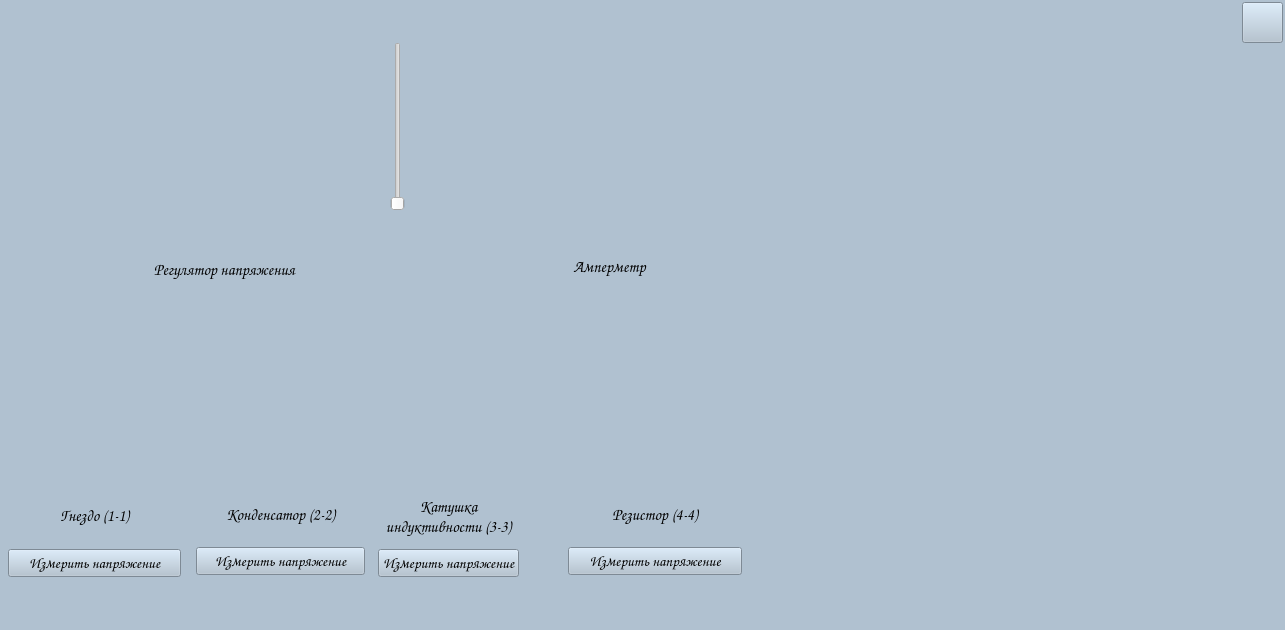
This is forms_ui/laba15.ui in doktorfish0078/SimulationOfLaboratoryWork as Qt 5 draws it before an edit. The edited form follows.
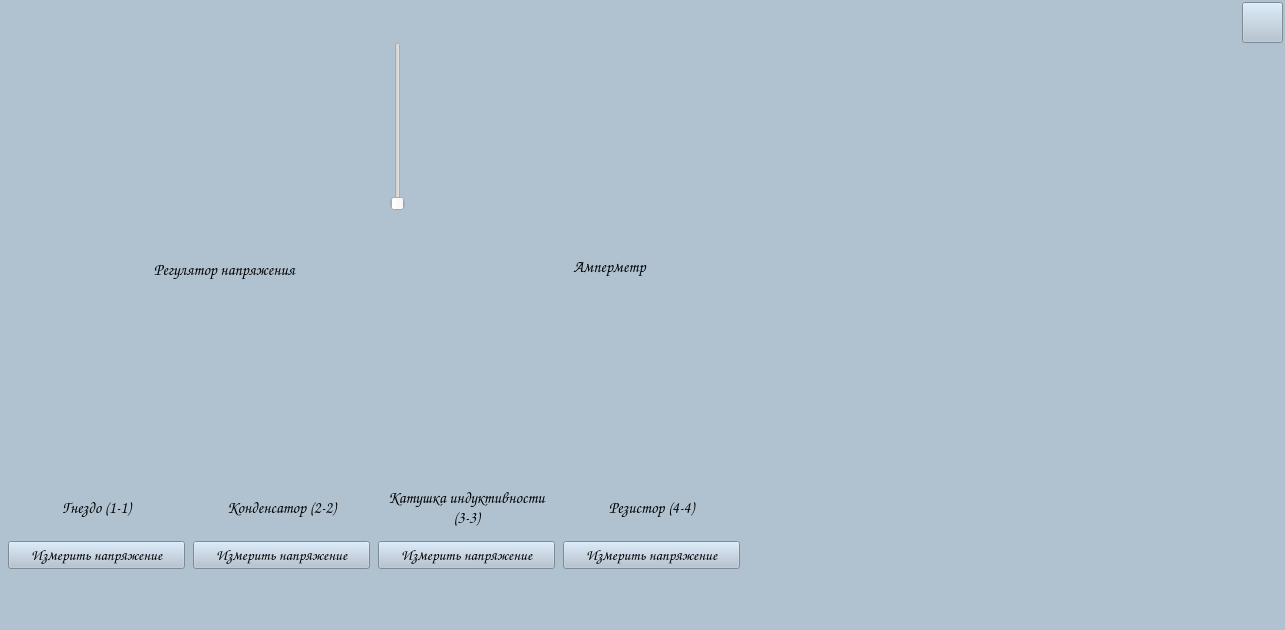
This is the edited form. Icons and pictures are not drawn.

What changed in the file:
```diff
--- a/forms_ui/laba15.ui
+++ b/forms_ui/laba15.ui
@@ -40,131 +40,6 @@
     </property>
     <layout class="QVBoxLayout" name="verticalLayout"/>
    </widget>
-   <widget class="QWidget" name="verticalLayoutWidget_2">
-    <property name="geometry">
-     <rect>
-      <x>196</x>
-      <y>488</y>
-      <width>169</width>
-      <height>89</height>
-     </rect>
-    </property>
-    <layout class="QVBoxLayout" name="verticalLayout_2">
-     <item>
-      <widget class="QLabel" name="label_3">
-       <property name="minimumSize">
-        <size>
-         <width>0</width>
-         <height>53</height>
-        </size>
-       </property>
-       <property name="maximumSize">
-        <size>
-         <width>16777215</width>
-         <height>53</height>
-        </size>
-       </property>
-       <property name="font">
-        <font>
-         <family>Comic Sans MS</family>
-         <pointsize>12</pointsize>
-         <weight>75</weight>
-         <bold>true</bold>
-        </font>
-       </property>
-       <property name="text">
-        <string>Конденсатор (2-2)</string>
-       </property>
-       <property name="scaledContents">
-        <bool>true</bool>
-       </property>
-       <property name="alignment">
-        <set>Qt::AlignCenter</set>
-       </property>
-       <property name="wordWrap">
-        <bool>true</bool>
-       </property>
-      </widget>
-     </item>
-     <item>
-      <widget class="QPushButton" name="measure_c_button">
-       <property name="font">
-        <font>
-         <family>Comic Sans MS</family>
-         <pointsize>11</pointsize>
-        </font>
-       </property>
-       <property name="text">
-        <string>Измерить напряжение</string>
-       </property>
-      </widget>
-     </item>
-    </layout>
-   </widget>
-   <widget class="QWidget" name="verticalLayoutWidget_3">
-    <property name="geometry">
-     <rect>
-      <x>378</x>
-      <y>490</y>
-      <width>179</width>
-      <height>89</height>
-     </rect>
-    </property>
-    <layout class="QVBoxLayout" name="verticalLayout_5">
-     <property name="sizeConstraint">
-      <enum>QLayout::SetFixedSize</enum>
-     </property>
-     <item>
-      <widget class="QLabel" name="label_5">
-       <property name="minimumSize">
-        <size>
-         <width>0</width>
-         <height>53</height>
-        </size>
-       </property>
-       <property name="maximumSize">
-        <size>
-         <width>16777215</width>
-         <height>53</height>
-        </size>
-       </property>
-       <property name="font">
-        <font>
-         <family>Comic Sans MS</family>
-         <pointsize>12</pointsize>
-         <weight>75</weight>
-         <bold>true</bold>
-        </font>
-       </property>
-       <property name="text">
-        <string>Катушка индуктивности (3-3)</string>
-       </property>
-       <property name="scaledContents">
-        <bool>true</bool>
-       </property>
-       <property name="alignment">
-        <set>Qt::AlignCenter</set>
-       </property>
-       <property name="wordWrap">
-        <bool>true</bool>
-       </property>
-      </widget>
-     </item>
-     <item>
-      <widget class="QPushButton" name="measure_3_button">
-       <property name="font">
-        <font>
-         <family>Comic Sans MS</family>
-         <pointsize>11</pointsize>
-        </font>
-       </property>
-       <property name="text">
-        <string>Измерить напряжение</string>
-       </property>
-      </widget>
-     </item>
-    </layout>
-   </widget>
    <widget class="QPushButton" name="button_info">
     <property name="geometry">
      <rect>
@@ -310,42 +185,11 @@
      <set>Qt::AlignCenter</set>
     </property>
    </widget>
-   <widget class="QLabel" name="label_capacitor">
-    <property name="geometry">
-     <rect>
-      <x>226</x>
-      <y>338</y>
-      <width>111</width>
-      <height>143</height>
-     </rect>
-    </property>
-    <property name="sizePolicy">
-     <sizepolicy hsizetype="Fixed" vsizetype="Fixed">
-      <horstretch>0</horstretch>
-      <verstretch>0</verstretch>
-     </sizepolicy>
-    </property>
-    <property name="maximumSize">
-     <size>
-      <width>11111</width>
-      <height>11111</height>
-     </size>
-    </property>
-    <property name="text">
-     <string/>
-    </property>
-    <property name="pixmap">
-     <pixmap>../images/laba_15/capacitor.png</pixmap>
-    </property>
-    <property name="scaledContents">
-     <bool>true</bool>
-    </property>
-   </widget>
    <widget class="QLabel" name="label_coil">
     <property name="geometry">
      <rect>
-      <x>402</x>
-      <y>340</y>
+      <x>398</x>
+      <y>338</y>
       <width>177</width>
       <height>141</height>
      </rect>
@@ -356,10 +200,16 @@
       <verstretch>0</verstretch>
      </sizepolicy>
     </property>
+    <property name="minimumSize">
+     <size>
+      <width>177</width>
+      <height>141</height>
+     </size>
+    </property>
     <property name="maximumSize">
      <size>
-      <width>11111</width>
-      <height>11111</height>
+      <width>177</width>
+      <height>141</height>
      </size>
     </property>
     <property name="layoutDirection">
@@ -404,16 +254,22 @@
    <widget class="QLabel" name="label_resistor">
     <property name="geometry">
      <rect>
-      <x>588</x>
-      <y>452</y>
+      <x>582</x>
+      <y>454</y>
       <width>139</width>
       <height>23</height>
      </rect>
     </property>
+    <property name="minimumSize">
+     <size>
+      <width>139</width>
+      <height>23</height>
+     </size>
+    </property>
     <property name="maximumSize">
      <size>
       <width>139</width>
-      <height>30</height>
+      <height>23</height>
      </size>
     </property>
     <property name="text">
@@ -426,67 +282,6 @@
      <bool>true</bool>
     </property>
    </widget>
-   <widget class="QWidget" name="verticalLayoutWidget_4">
-    <property name="geometry">
-     <rect>
-      <x>568</x>
-      <y>488</y>
-      <width>174</width>
-      <height>89</height>
-     </rect>
-    </property>
-    <layout class="QVBoxLayout" name="verticalLayout_4">
-     <item>
-      <widget class="QLabel" name="label_7">
-       <property name="minimumSize">
-        <size>
-         <width>0</width>
-         <height>53</height>
-        </size>
-       </property>
-       <property name="maximumSize">
-        <size>
-         <width>16777215</width>
-         <height>53</height>
-        </size>
-       </property>
-       <property name="font">
-        <font>
-         <family>Comic Sans MS</family>
-         <pointsize>12</pointsize>
-         <weight>75</weight>
-         <bold>true</bold>
-        </font>
-       </property>
-       <property name="text">
-        <string>Резистор (4-4)</string>
-       </property>
-       <property name="scaledContents">
-        <bool>true</bool>
-       </property>
-       <property name="alignment">
-        <set>Qt::AlignCenter</set>
-       </property>
-       <property name="wordWrap">
-        <bool>true</bool>
-       </property>
-      </widget>
-     </item>
-     <item>
-      <widget class="QPushButton" name="measure_r_button">
-       <property name="font">
-        <font>
-         <family>Comic Sans MS</family>
-         <pointsize>11</pointsize>
-        </font>
-       </property>
-       <property name="text">
-        <string>Измерить напряжение</string>
-       </property>
-      </widget>
-     </item>
-    </layout>
-   </widget>
    <widget class="QLabel" name="label_milli_voltmeter">
     <property name="geometry">
      <rect>
@@ -503,60 +298,11 @@
      <string/>
     </property>
    </widget>
-   <widget class="QWidget" name="verticalLayoutWidget_6">
-    <property name="geometry">
-     <rect>
-      <x>8</x>
-      <y>488</y>
-      <width>173</width>
-      <height>89</height>
-     </rect>
-    </property>
-    <layout class="QVBoxLayout" name="verticalLayout_6">
-     <item>
-      <widget class="QLabel" name="label_4">
-       <property name="font">
-        <font>
-         <family>Comic Sans MS</family>
-         <pointsize>12</pointsize>
-         <weight>75</weight>
-         <bold>true</bold>
-        </font>
-       </property>
-       <property name="text">
-        <string>Гнездо (1-1)</string>
-       </property>
-       <property name="scaledContents">
-        <bool>true</bool>
-       </property>
-       <property name="alignment">
-        <set>Qt::AlignCenter</set>
-       </property>
-       <property name="wordWrap">
-        <bool>true</bool>
-       </property>
-      </widget>
-     </item>
-     <item>
-      <widget class="QPushButton" name="measure_enter_voltage">
-       <property name="font">
-        <font>
-         <family>Comic Sans MS</family>
-         <pointsize>11</pointsize>
-        </font>
-       </property>
-       <property name="text">
-        <string>Измерить напряжение</string>
-       </property>
-      </widget>
-     </item>
-    </layout>
-   </widget>
    <widget class="QLabel" name="label_info">
     <property name="geometry">
      <rect>
-      <x>0</x>
-      <y>582</y>
+      <x>6</x>
+      <y>578</y>
       <width>309</width>
       <height>27</height>
      </rect>
@@ -577,6 +323,342 @@
      <string/>
     </property>
    </widget>
+   <widget class="QLabel" name="label_capacitor">
+    <property name="geometry">
+     <rect>
+      <x>232</x>
+      <y>330</y>
+      <width>111</width>
+      <height>143</height>
+     </rect>
+    </property>
+    <property name="sizePolicy">
+     <sizepolicy hsizetype="Fixed" vsizetype="Fixed">
+      <horstretch>0</horstretch>
+      <verstretch>0</verstretch>
+     </sizepolicy>
+    </property>
+    <property name="minimumSize">
+     <size>
+      <width>111</width>
+      <height>143</height>
+     </size>
+    </property>
+    <property name="maximumSize">
+     <size>
+      <width>111</width>
+      <height>143</height>
+     </size>
+    </property>
+    <property name="toolTip">
+     <string/>
+    </property>
+    <property name="layoutDirection">
+     <enum>Qt::LeftToRight</enum>
+    </property>
+    <property name="autoFillBackground">
+     <bool>false</bool>
+    </property>
+    <property name="frameShape">
+     <enum>QFrame::NoFrame</enum>
+    </property>
+    <property name="frameShadow">
+     <enum>QFrame::Plain</enum>
+    </property>
+    <property name="text">
+     <string/>
+    </property>
+    <property name="pixmap">
+     <pixmap>../images/laba_15/capacitor.png</pixmap>
+    </property>
+    <property name="scaledContents">
+     <bool>true</bool>
+    </property>
+    <property name="alignment">
+     <set>Qt::AlignCenter</set>
+    </property>
+    <property name="wordWrap">
+     <bool>false</bool>
+    </property>
+   </widget>
+   <widget class="QWidget" name="horizontalLayoutWidget">
+    <property name="geometry">
+     <rect>
+      <x>6</x>
+      <y>480</y>
+      <width>736</width>
+      <height>91</height>
+     </rect>
+    </property>
+    <layout class="QHBoxLayout" name="horizontalLayout">
+     <item>
+      <layout class="QVBoxLayout" name="verticalLayout_6">
+       <item>
+        <widget class="QLabel" name="label_4">
+         <property name="minimumSize">
+          <size>
+           <width>177</width>
+           <height>53</height>
+          </size>
+         </property>
+         <property name="maximumSize">
+          <size>
+           <width>177</width>
+           <height>53</height>
+          </size>
+         </property>
+         <property name="font">
+          <font>
+           <family>Comic Sans MS</family>
+           <pointsize>12</pointsize>
+           <weight>75</weight>
+           <bold>true</bold>
+          </font>
+         </property>
+         <property name="text">
+          <string>Гнездо (1-1)</string>
+         </property>
+         <property name="scaledContents">
+          <bool>true</bool>
+         </property>
+         <property name="alignment">
+          <set>Qt::AlignCenter</set>
+         </property>
+         <property name="wordWrap">
+          <bool>true</bool>
+         </property>
+        </widget>
+       </item>
+       <item>
+        <widget class="QPushButton" name="measure_enter_voltage">
+         <property name="minimumSize">
+          <size>
+           <width>177</width>
+           <height>28</height>
+          </size>
+         </property>
+         <property name="maximumSize">
+          <size>
+           <width>177</width>
+           <height>28</height>
+          </size>
+         </property>
+         <property name="font">
+          <font>
+           <family>Comic Sans MS</family>
+           <pointsize>11</pointsize>
+          </font>
+         </property>
+         <property name="text">
+          <string>Измерить напряжение</string>
+         </property>
+        </widget>
+       </item>
+      </layout>
+     </item>
+     <item>
+      <layout class="QVBoxLayout" name="verticalLayout_2">
+       <property name="sizeConstraint">
+        <enum>QLayout::SetNoConstraint</enum>
+       </property>
+       <item>
+        <widget class="QLabel" name="label_3">
+         <property name="minimumSize">
+          <size>
+           <width>177</width>
+           <height>53</height>
+          </size>
+         </property>
+         <property name="maximumSize">
+          <size>
+           <width>177</width>
+           <height>53</height>
+          </size>
+         </property>
+         <property name="font">
+          <font>
+           <family>Comic Sans MS</family>
+           <pointsize>12</pointsize>
+           <weight>75</weight>
+           <bold>true</bold>
+          </font>
+         </property>
+         <property name="text">
+          <string>Конденсатор (2-2)</string>
+         </property>
+         <property name="scaledContents">
+          <bool>true</bool>
+         </property>
+         <property name="alignment">
+          <set>Qt::AlignCenter</set>
+         </property>
+         <property name="wordWrap">
+          <bool>true</bool>
+         </property>
+        </widget>
+       </item>
+       <item>
+        <widget class="QPushButton" name="measure_c_button">
+         <property name="minimumSize">
+          <size>
+           <width>177</width>
+           <height>28</height>
+          </size>
+         </property>
+         <property name="maximumSize">
+          <size>
+           <width>177</width>
+           <height>28</height>
+          </size>
+         </property>
+         <property name="font">
+          <font>
+           <family>Comic Sans MS</family>
+           <pointsize>11</pointsize>
+          </font>
+         </property>
+         <property name="text">
+          <string>Измерить напряжение</string>
+         </property>
+        </widget>
+       </item>
+      </layout>
+     </item>
+     <item>
+      <layout class="QVBoxLayout" name="verticalLayout_5">
+       <property name="sizeConstraint">
+        <enum>QLayout::SetFixedSize</enum>
+       </property>
+       <item>
+        <widget class="QLabel" name="label_5">
+         <property name="minimumSize">
+          <size>
+           <width>177</width>
+           <height>53</height>
+          </size>
+         </property>
+         <property name="maximumSize">
+          <size>
+           <width>177</width>
+           <height>53</height>
+          </size>
+         </property>
+         <property name="font">
+          <font>
+           <family>Comic Sans MS</family>
+           <pointsize>12</pointsize>
+           <weight>75</weight>
+           <bold>true</bold>
+          </font>
+         </property>
+         <property name="text">
+          <string>Катушка индуктивности (3-3)</string>
+         </property>
+         <property name="scaledContents">
+          <bool>true</bool>
+         </property>
+         <property name="alignment">
+          <set>Qt::AlignCenter</set>
+         </property>
+         <property name="wordWrap">
+          <bool>true</bool>
+         </property>
+        </widget>
+       </item>
+       <item>
+        <widget class="QPushButton" name="measure_3_button">
+         <property name="minimumSize">
+          <size>
+           <width>177</width>
+           <height>28</height>
+          </size>
+         </property>
+         <property name="maximumSize">
+          <size>
+           <width>177</width>
+           <height>28</height>
+          </size>
+         </property>
+         <property name="font">
+          <font>
+           <family>Comic Sans MS</family>
+           <pointsize>11</pointsize>
+          </font>
+         </property>
+         <property name="text">
+          <string>Измерить напряжение</string>
+         </property>
+        </widget>
+       </item>
+      </layout>
+     </item>
+     <item>
+      <layout class="QVBoxLayout" name="verticalLayout_4">
+       <item>
+        <widget class="QLabel" name="label_7">
+         <property name="minimumSize">
+          <size>
+           <width>177</width>
+           <height>53</height>
+          </size>
+         </property>
+         <property name="maximumSize">
+          <size>
+           <width>177</width>
+           <height>53</height>
+          </size>
+         </property>
+         <property name="font">
+          <font>
+           <family>Comic Sans MS</family>
+           <pointsize>12</pointsize>
+           <weight>75</weight>
+           <bold>true</bold>
+          </font>
+         </property>
+         <property name="text">
+          <string>Резистор (4-4)</string>
+         </property>
+         <property name="scaledContents">
+          <bool>true</bool>
+         </property>
+         <property name="alignment">
+          <set>Qt::AlignCenter</set>
+         </property>
+         <property name="wordWrap">
+          <bool>true</bool>
+         </property>
+        </widget>
+       </item>
+       <item>
+        <widget class="QPushButton" name="measure_r_button">
+         <property name="minimumSize">
+          <size>
+           <width>177</width>
+           <height>28</height>
+          </size>
+         </property>
+         <property name="maximumSize">
+          <size>
+           <width>177</width>
+           <height>28</height>
+          </size>
+         </property>
+         <property name="font">
+          <font>
+           <family>Comic Sans MS</family>
+           <pointsize>11</pointsize>
+          </font>
+         </property>
+         <property name="text">
+          <string>Измерить напряжение</string>
+         </property>
+        </widget>
+       </item>
+      </layout>
+     </item>
+    </layout>
+   </widget>
    <zorder>label_regulator</zorder>
    <zorder>verticalLayoutWidget</zorder>
    <zorder>verticalLayoutWidget_2</zorder>
```
Left out of the diff: 10 changed lines with no effect on the pictures.
